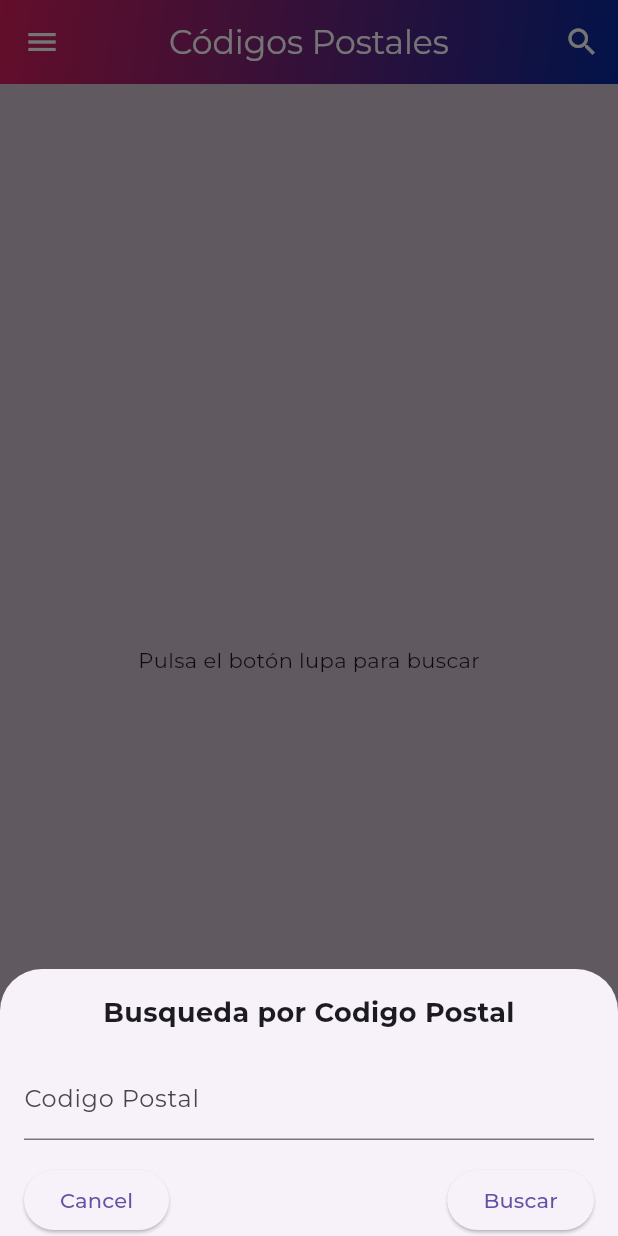
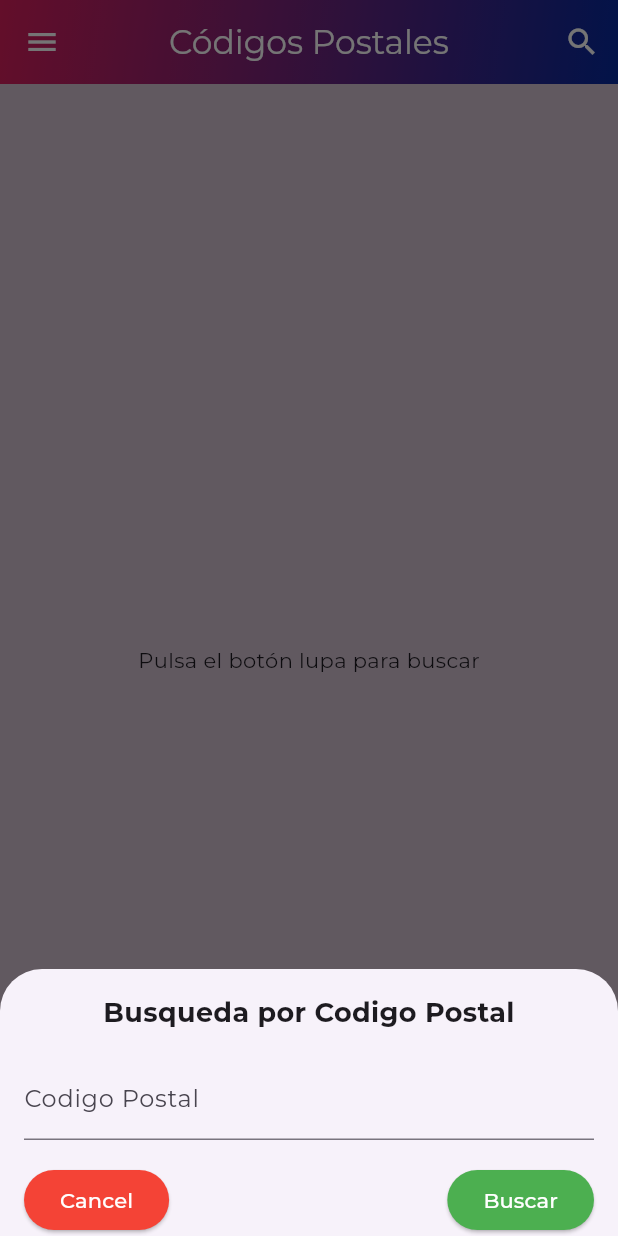
Before and after one commit to EduardoM-UNI/codigos_postales, a Flutter app: the screen it shows after launch, after a tap on the "search" icon, on a phone screen of 412 x 824 dp. Run offline on Flutter 3.47's test engine with Material 3 defaults, Android fonts, the light colour scheme and no system bars; our stand-ins replace google_fonts, webview_flutter.

Commit message:
change color modal buttons

```diff
--- a/lib/screens/modal/modal_content.dart
+++ b/lib/screens/modal/modal_content.dart
@@ -54,10 +54,18 @@ class _ModalContentState extends State<ModalContent> {
           children: [
             ElevatedButton(
               onPressed: () => Navigator.of(context).pop(),
+              style: ElevatedButton.styleFrom(
+                backgroundColor: Colors.red,
+                foregroundColor: Colors.white,
+              ),
               child: const Text("Cancel"),
             ),
             ElevatedButton(
               onPressed: _saveAndClose,
+              style: ElevatedButton.styleFrom(
+                backgroundColor: Colors.green,
+                foregroundColor: Colors.white,
+              ),
               child: const Text("Buscar"),
             ),
           ],
```
